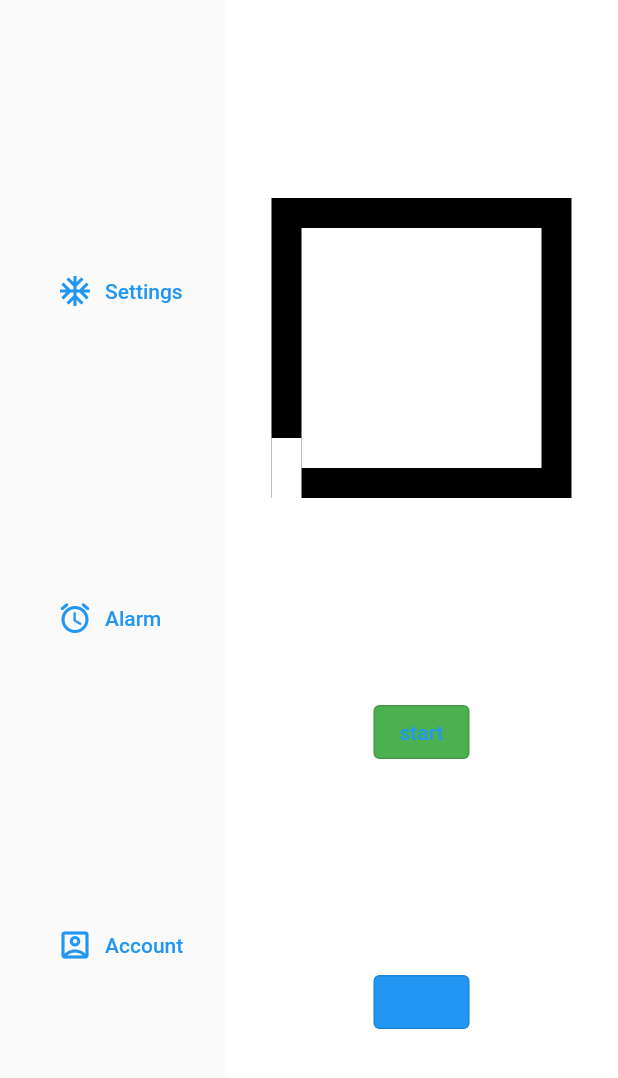
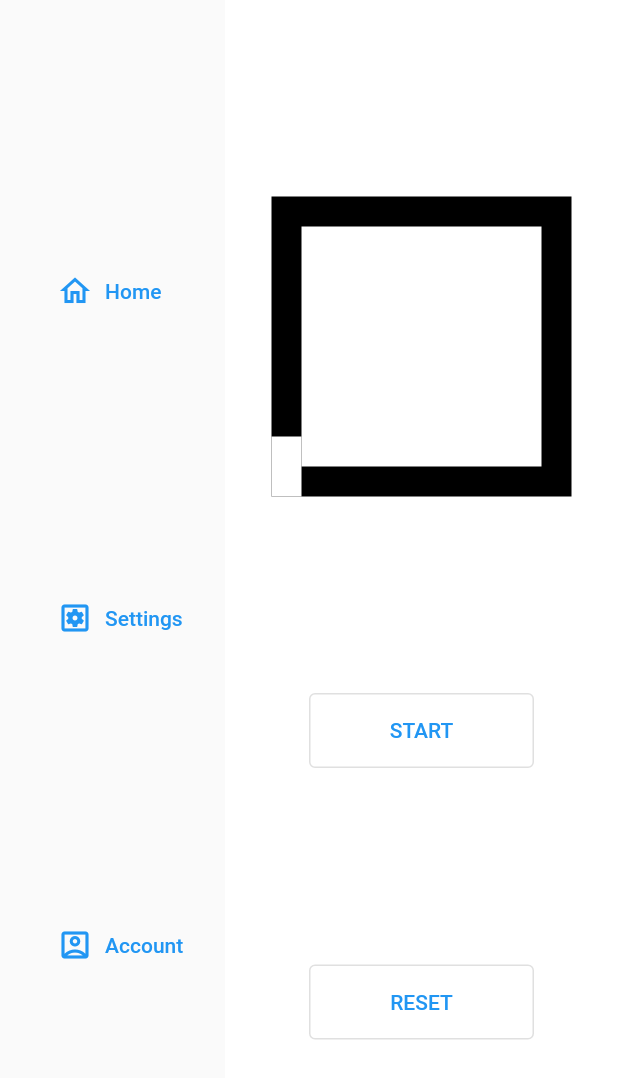
Before and after one commit to CoMatu/square_loader, a Flutter app: the screen it shows after launch, on a phone screen of 412 x 824 dp. Shown: the top 1078 px of the screen. Run offline on Flutter 3.47's test engine with Material 2 defaults, Android fonts, the phone set to English and light mode, and no system bars.

Commit message:
added docs

```diff
--- a/lib/main_page.dart
+++ b/lib/main_page.dart
@@ -3,6 +3,9 @@ import 'package:square_loader/sidebar_widget.dart';
 import 'package:square_loader/sliding_page_handler.dart';
 
 class MainPage extends StatelessWidget {
+  /// Главная страница со стеком, который формирует область навигации и просмотра
+  /// других страниц
+
   const MainPage({Key key}) : super(key: key);
 
   @override
--- a/lib/page_navigator.dart
+++ b/lib/page_navigator.dart
@@ -2,14 +2,22 @@ import 'package:flutter/material.dart';
 import 'package:square_loader/settings_widget.dart';
 import 'package:square_loader/square_loader.dart';
 
+// Глобальный навигационный ключ для поиска навигатора в контексте приложения
+GlobalKey<NavigatorState> pageNavigator = GlobalKey<NavigatorState>();
+
 class PageNavigator extends StatelessWidget {
+  /// Навигатор, который при обращении к нему с помощью pageNavigator (см. выше)
+  /// показывает нужную страницу в главном вью
+
   const PageNavigator({Key key}) : super(key: key);
 
   @override
   Widget build(BuildContext context) {
     return Navigator(
+      key: pageNavigator,
       onGenerateRoute: (RouteSettings settings) {
-        return PageRouteBuilder(pageBuilder: (_, __, ___) {
+        return PageRouteBuilder(
+          pageBuilder: (_, __, ___) {
             switch (settings.name) {
               case '/':
                 return SquareLoader();
@@ -20,7 +28,9 @@ class PageNavigator extends StatelessWidget {
               default:
                 return SquareLoader();
             }
-        });
+          },
+          transitionDuration: const Duration(seconds: 0),
+        );
       },
     );
   }
--- a/lib/settings_widget.dart
+++ b/lib/settings_widget.dart
@@ -1,6 +1,8 @@
 import 'package:flutter/material.dart';
 
 class SettingsWidget extends StatelessWidget {
+  /// Пример другой страницы
+
   const SettingsWidget({Key key}) : super(key: key);
 
   @override
--- a/lib/sidebar_widget.dart
+++ b/lib/sidebar_widget.dart
@@ -1,14 +1,43 @@
 import 'package:flutter/cupertino.dart';
 import 'package:flutter/material.dart';
+import 'package:square_loader/page_navigator.dart';
 
 class SidebarWidget extends StatelessWidget {
+  /// Виджет боковой панели с кнопками, при нажатии на которые происходит навигация
+  /// Все оформление боковой панели настроено здесь
+
   const SidebarWidget({Key key}) : super(key: key);
 
   @override
   Widget build(BuildContext context) {
+// высота для боковой панели
     final _h = MediaQuery.of(context).size.height -
         MediaQuery.of(context).padding.top -
         MediaQuery.of(context).padding.bottom;
+// Пункты меню
+    final homeItem = Align(
+      alignment: Alignment.centerLeft,
+      child: TextButton.icon(
+          onPressed: () => pageNavigator.currentState.pushNamed('/'),
+          icon: Icon(Icons.home_outlined),
+          label: Text('Home')),
+    );
+
+    final settingsItem = Align(
+      alignment: Alignment.centerLeft,
+      child: TextButton.icon(
+          onPressed: () => pageNavigator.currentState.pushNamed('settings'),
+          icon: Icon(Icons.settings_applications_outlined),
+          label: Text('Settings')),
+    );
+
+    final accountItem = Align(
+      alignment: Alignment.centerLeft,
+      child: TextButton.icon(
+          onPressed: () {},
+          icon: Icon(Icons.account_box_outlined),
+          label: Text('Account')),
+    );
 
     return Container(
       height: _h,
@@ -17,27 +46,9 @@ class SidebarWidget extends StatelessWidget {
         child: Column(
           mainAxisAlignment: MainAxisAlignment.spaceEvenly,
           children: [
-            Align(
-              alignment: Alignment.centerLeft,
-              child: TextButton.icon(
-                  onPressed: () {},
-                  icon: Icon(Icons.ac_unit),
-                  label: Text('Settings')),
-            ),
-            Align(
-              alignment: Alignment.centerLeft,
-              child: TextButton.icon(
-                  onPressed: () {},
-                  icon: Icon(Icons.access_alarms_rounded),
-                  label: Text('Alarm')),
-            ),
-            Align(
-              alignment: Alignment.centerLeft,
-              child: TextButton.icon(
-                  onPressed: () {},
-                  icon: Icon(Icons.account_box_outlined),
-                  label: Text('Account')),
-            ),
+            homeItem,
+            settingsItem,
+            accountItem,
           ],
         ),
       ),
--- a/lib/sliding_page_handler.dart
+++ b/lib/sliding_page_handler.dart
@@ -2,6 +2,11 @@ import 'package:flutter/material.dart';
 import 'package:square_loader/page_navigator.dart';
 
 class SlidingPageHandler extends StatelessWidget {
+  /// Виджет, который позиционирует положение страницы относительно боковой
+  /// панели. Можно заменить Positioned на AnimatedPositioned и тогда можно будет
+  /// добиться эффекта сдвига страницы, чтобы она закрывала и открывала панель
+  /// навигации.
+
   const SlidingPageHandler({Key key}) : super(key: key);
 
   @override
--- a/lib/square_loader.dart
+++ b/lib/square_loader.dart
@@ -1,6 +1,7 @@
 import 'package:flutter/material.dart';
 
 class SquareLoader extends StatefulWidget {
+  /// Квадратный лоадер, созданный с помощью анимированных контейнеров
   SquareLoader({Key key}) : super(key: key);
 
   @override
@@ -138,19 +139,19 @@ class _SquareLoaderState extends State<SquareLoader> {
 
     final button = OutlinedButton(
       style: OutlinedButton.styleFrom(
-        backgroundColor: Colors.green,
+        minimumSize: Size(150, 50),
       ),
       onPressed: () {
         setState(() {
           start = !start;
         });
       },
-      child: Text('start'),
+      child: Text('START'),
     );
 
     final resetButton = OutlinedButton(
       style: OutlinedButton.styleFrom(
-        backgroundColor: Colors.blue,
+        minimumSize: Size(150, 50),
       ),
       onPressed: () {
         setState(() {
@@ -163,7 +164,7 @@ class _SquareLoaderState extends State<SquareLoader> {
           visible4 = false;
         });
       },
-      child: Text('reset'),
+      child: Text('RESET'),
     );
 
     return Scaffold(
```
Lines whose indentation alone changed are shown as unchanged.
